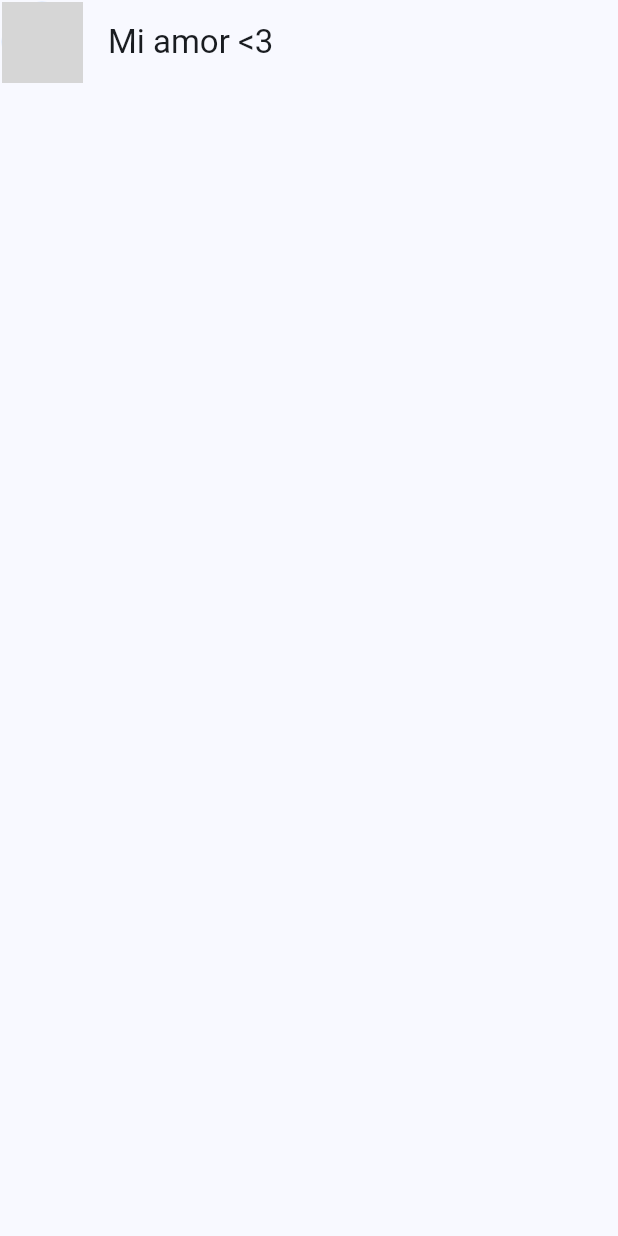
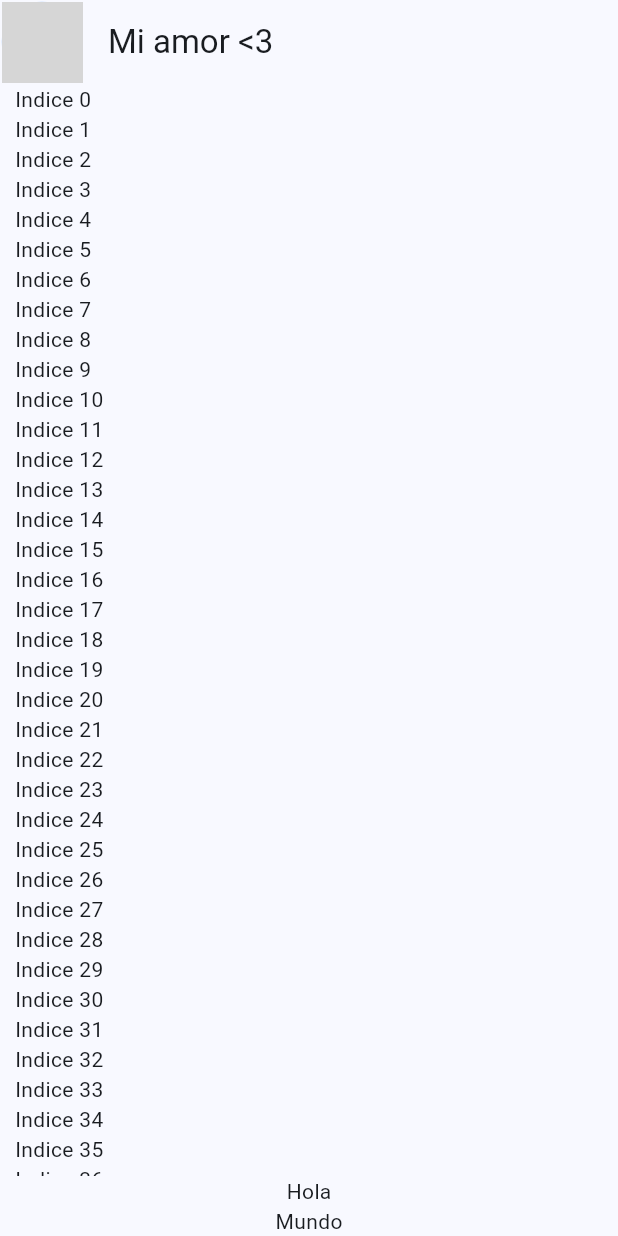
Before and after one commit to KevCristensen/yes_no_app, a Flutter app: the screen it shows after launch, on a phone screen of 412 x 824 dp. Run offline on Flutter 3.47's test engine with Material 3 defaults, Android fonts, the phone set to English and light mode, and no system bars; network calls fail; grey boxes are pictures that could not be loaded.

```diff
--- a/lib/presentation/chat/chat_screen.dart
+++ b/lib/presentation/chat/chat_screen.dart
@@ -16,6 +16,32 @@ class ChatScreen extends StatelessWidget {
         title: const Text('Mi amor <3'),
         centerTitle: false,
       ),
+      body: _ChatView(),
     );
   }
 }
+
+class _ChatView extends StatelessWidget {
+
+
+  @override
+  Widget build(BuildContext context) {
+    return SafeArea(
+      child: Padding(
+        padding: const EdgeInsets.symmetric(horizontal: 10.0),
+        child: Column(
+          children: [
+            Expanded(child: ListView.builder(
+              itemCount: 100,
+              itemBuilder: (context, index) {
+                return Text('Indice $index');
+            },)
+            ),
+            const Text('Hola'),
+            const Text('Mundo'),
+          ],
+        ),
+      ),
+    );
+  }
+}
```
